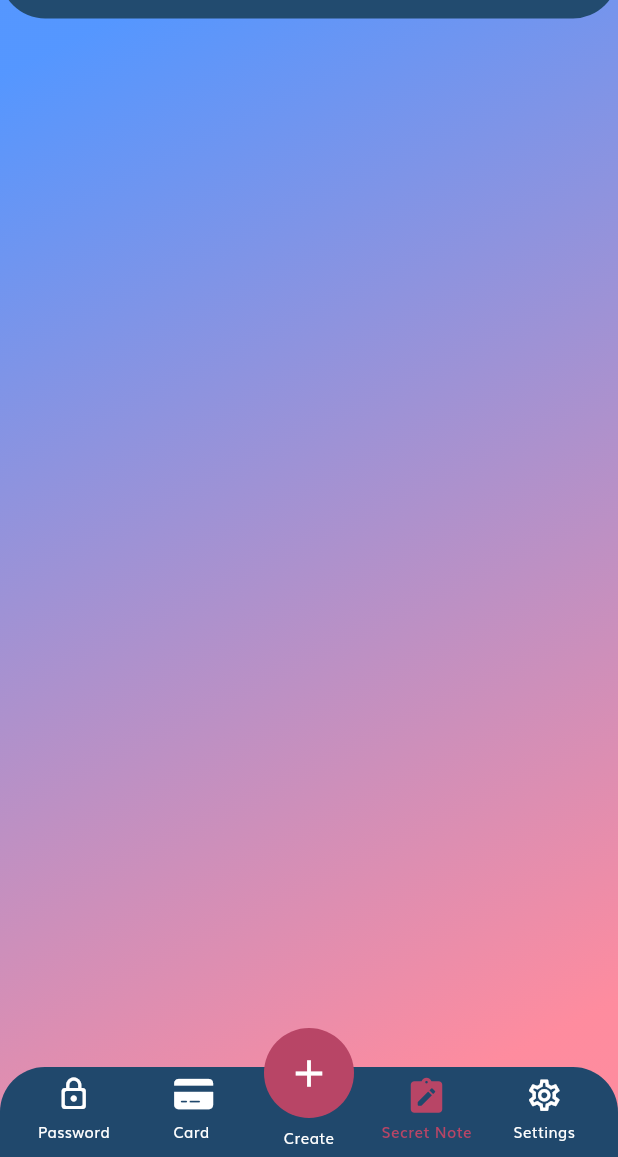
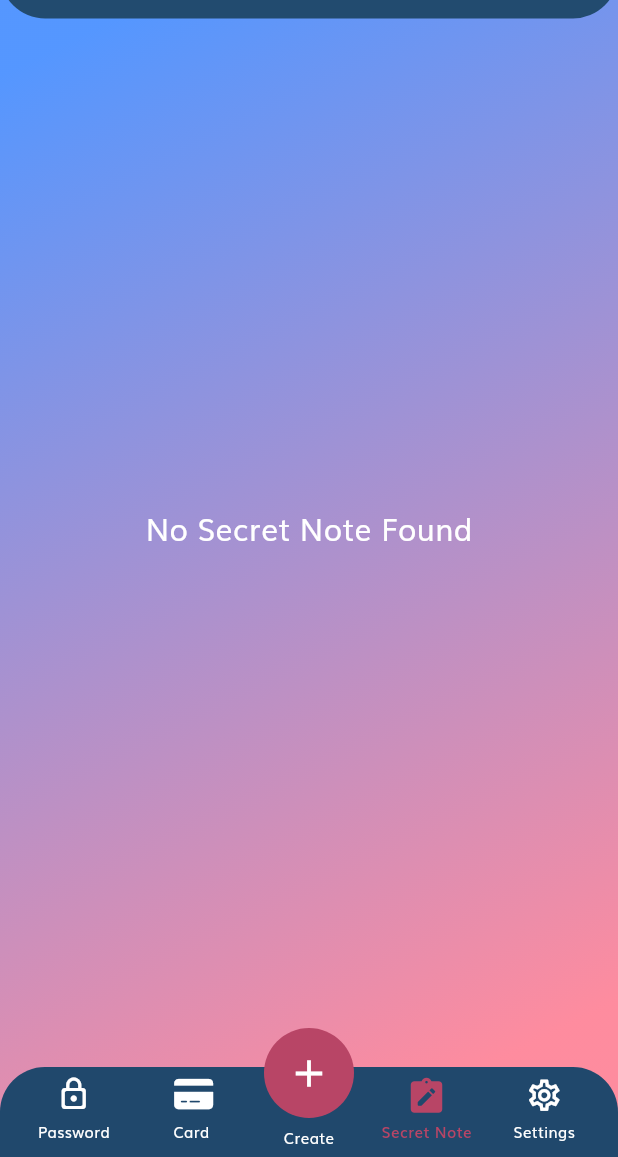
Before and after one commit to SHRIKUNJ1010/PassMana, a Flutter app: the SecretNoteListScreen screen opened by its route, on a phone screen of 412 x 824 dp, the part 79-1236 px from its top. Run offline on Flutter 3.47's test engine with Material 3 defaults, Android fonts, the phone set to English and light mode, and no system bars; our stand-ins replace flutter_redux, fluttericon, go_router, objectbox, redux; generated files the repository leaves out were written again.

Commit message:
- create card and create secret note working - added placeholder for card and secret note list tile

```diff
--- a/languages/en.json
+++ b/languages/en.json
@@ -90,5 +90,7 @@
   "card_holder_name": "Card Holder Name",
   "cvv": "CVV",
   "expiry_date": "Expiry Date",
-  "card_pin": "Card Pin"
+  "card_pin": "Card Pin",
+  "no_secret_note_found": "No Secret Note Found",
+  "no_card_found": "No Card Found"
 }
--- a/lib/presentation/card/create_update_card/create_update_card_screen.dart
+++ b/lib/presentation/card/create_update_card/create_update_card_screen.dart
@@ -71,6 +71,8 @@ class _CreateUpdateCardScreenState extends State<CreateUpdateCardScreen> {
       builder: (BuildContext context, CreateUpdateCardViewModel vm) {
         return Container(
           decoration: Utility.getCommonBackgroundDecoration(),
+          child: Form(
+            key: _formKey,
             child: Stack(
               children: [
                 //TODO: find a way to add loader while creating updating or deleting data for all create update screen
@@ -105,6 +107,7 @@ class _CreateUpdateCardScreenState extends State<CreateUpdateCardScreen> {
                   child: getCreateUpdateButton(vm, context),
                 ),
               ],
+            ),
           ),
         );
       },
--- a/lib/presentation/secret_note/create_update_secret_note/create_update_secret_note_screen.dart
+++ b/lib/presentation/secret_note/create_update_secret_note/create_update_secret_note_screen.dart
@@ -44,6 +44,8 @@ class _CreateUpdateSecretNoteScreenState extends State<CreateUpdateSecretNoteScr
       builder: (BuildContext context, CreateUpdateSecretNoteViewModel vm) {
         return Container(
           decoration: Utility.getCommonBackgroundDecoration(),
+          child: Form(
+            key: _formKey,
             child: Stack(
               children: [
                 //TODO: find a way to add loader while creating updating or deleting data for all create update screen
@@ -73,6 +75,7 @@ class _CreateUpdateSecretNoteScreenState extends State<CreateUpdateSecretNoteScr
                   child: getCreateUpdateButton(vm, context),
                 ),
               ],
+            ),
           ),
         );
       },
--- a/lib/presentation/secret_note/secret_note_list/secret_note_list_screen.dart
+++ b/lib/presentation/secret_note/secret_note_list/secret_note_list_screen.dart
@@ -7,6 +7,7 @@ import 'package:flutter_redux/flutter_redux.dart';
 import 'package:passmana/domain_redux/app_state.dart';
 import 'package:passmana/localization/app_localization.dart';
 import 'package:passmana/presentation/common/custom_app_bar.dart';
+import 'package:passmana/presentation/secret_note/secret_note_common_list_tile.dart';
 import 'package:passmana/presentation/secret_note/secret_note_list/secret_note_list_view_model.dart';
 import 'package:passmana/utility/assets_utility/assets_paths.dart';
 import 'package:passmana/utility/constants.dart';
@@ -21,6 +22,7 @@ class SecretNoteListScreen extends StatelessWidget {
     return StoreConnector<AppState, SecretNoteListViewModel>(
       converter: SecretNoteListViewModel.fromStore,
       builder: (BuildContext context, SecretNoteListViewModel vm) {
+        final double width = MediaQuery.of(context).size.width;
         return Container(
           decoration: Utility.getCommonBackgroundDecoration(),
           child: Scaffold(
@@ -41,11 +43,42 @@ class SecretNoteListScreen extends StatelessWidget {
                 ),
                 const SizedBox(width: 10),
                 Text(
-                  getTranslated("secret_note",context),
+                  getTranslated("secret_note", context),
                   style: TextStyles.getTitleWhiteText(28),
                 ),
                 const Spacer(),
               ],
+            ),
+            body: SafeArea(
+              child: vm.secretNoteList.isEmpty
+                  ? Padding(
+                      padding: const EdgeInsets.fromLTRB(20, 20, 20, 100),
+                      child: SizedBox(
+                        width: width - 40,
+                        child: Center(
+                          child: Text(
+                            getTranslated('no_secret_note_found', context),
+                            style: TextStyles.getTitleWhiteText(20),
+                          ),
+                        ),
+                      ),
+                    )
+                  : ListView.builder(
+                      padding: const EdgeInsets.fromLTRB(20, 20, 20, 80),
+                      shrinkWrap: true,
+                      itemCount: vm.secretNoteList.length,
+                      itemBuilder: (BuildContext context, int index) {
+                        return Padding(
+                          padding: const EdgeInsets.fromLTRB(0, 5, 0, 5),
+                          child: SecretNoteCommonListTile(
+                            secretNote: vm.secretNoteList[index],
+                            onTap: () {
+                              //vm.onPasswordTileTap.call(vm.passwordList[index].id);
+                            },
+                          ),
+                        );
+                      },
+                    ),
             ),
           ),
         );
```
Also changed, not shown: lib/presentation/card/card_common_list_tile.dart (added, +38 -0 lines), lib/presentation/card/card_list/card_list_screen.dart (+34 -1 lines), lib/presentation/secret_note/secret_note_common_list_tile.dart (added, +37 -0 lines), 2 other files. Lines whose indentation alone changed are shown as unchanged.
